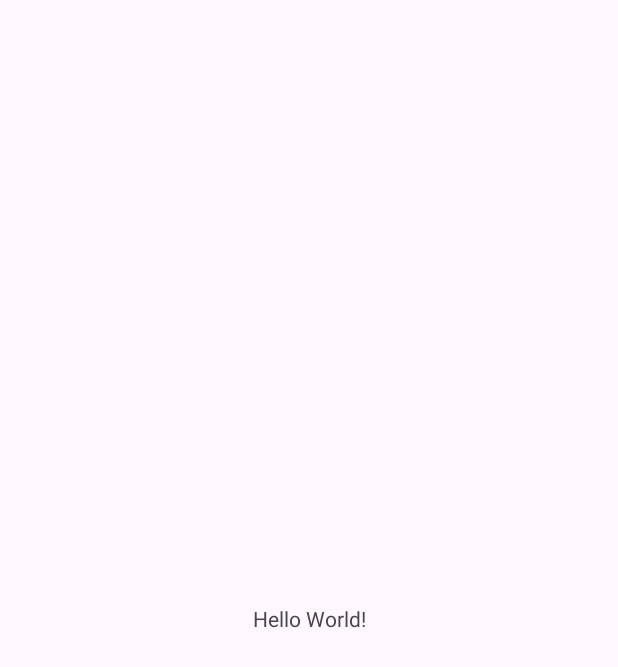
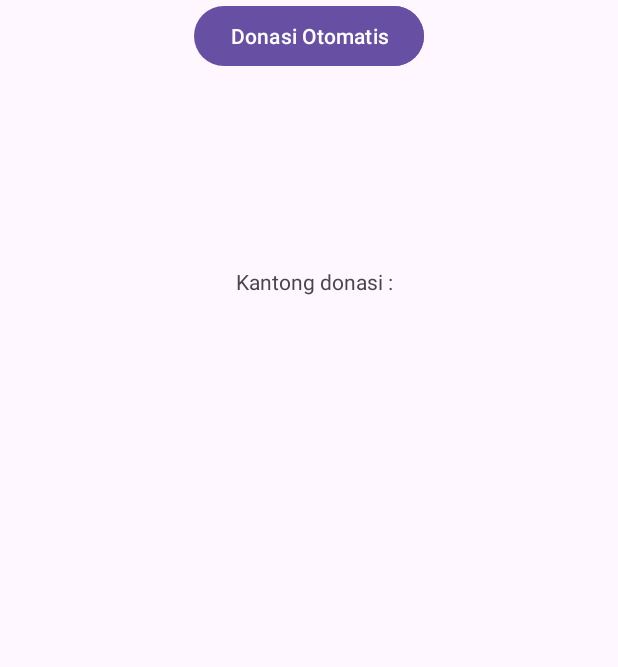
Before and after one commit to anhaki/KitaBisa-Homewidget-Prototype, an Android app: the screen it shows after launch (MainActivity), on a phone screen of 412 x 824 dp. Before the commit the part shown is almost empty. Shown: the top 667 px of the screen. Run offline under Robolectric (Android 15) with nearby library versions, the phone set to English and light mode, and no system bars.

Commit message:
update main xml tes

```diff
--- a/app/src/main/res/layout/activity_main.xml
+++ b/app/src/main/res/layout/activity_main.xml
@@ -7,12 +7,46 @@
     tools:context=".MainActivity">
 
     <TextView
+        android:id="@+id/textView"
         android:layout_width="wrap_content"
         android:layout_height="wrap_content"
-        android:text="Hello World!"
+        android:text="@string/kantong_donasi"
         app:layout_constraintBottom_toBottomOf="parent"
         app:layout_constraintEnd_toEndOf="parent"
+        app:layout_constraintHorizontal_bias="0.511"
         app:layout_constraintStart_toStartOf="parent"
-        app:layout_constraintTop_toTopOf="parent" />
+        app:layout_constraintTop_toTopOf="parent"
+        app:layout_constraintVertical_bias="0.221" />
+
+    <Button
+        android:id="@+id/button"
+        android:layout_width="wrap_content"
+        android:layout_height="wrap_content"
+        android:text="@string/isi_saldo"
+        app:layout_constraintEnd_toEndOf="@+id/textView"
+        app:layout_constraintStart_toStartOf="@+id/textView"
+        tools:layout_editor_absoluteY="195dp"
+        tools:ignore="MissingConstraints" />
+
+    <Button
+        android:id="@+id/button2"
+        android:layout_width="wrap_content"
+        android:layout_height="wrap_content"
+        android:text="@string/riwayat_donasi"
+        app:layout_constraintEnd_toEndOf="@+id/button"
+        app:layout_constraintStart_toStartOf="@+id/button"
+        tools:layout_editor_absoluteY="256dp"
+        tools:ignore="MissingConstraints" />
+
+    <Button
+        android:id="@+id/button3"
+        android:layout_width="wrap_content"
+        android:layout_height="wrap_content"
+        android:text="@string/donasi_otomatis"
+        app:layout_constraintEnd_toEndOf="@+id/button2"
+        app:layout_constraintHorizontal_bias="1.0"
+        app:layout_constraintStart_toStartOf="@+id/button2"
+        tools:layout_editor_absoluteY="319dp"
+        tools:ignore="MissingConstraints" />
 
 </androidx.constraintlayout.widget.ConstraintLayout>
--- a/app/src/main/res/values/strings.xml
+++ b/app/src/main/res/values/strings.xml
@@ -1,3 +1,7 @@
 <resources>
     <string name="app_name">We Can</string>
+    <string name="kantong_donasi">Kantong donasi :</string>
+    <string name="isi_saldo">Isi Saldo</string>
+    <string name="riwayat_donasi">Riwayat Donasi</string>
+    <string name="donasi_otomatis">Donasi Otomatis</string>
 </resources>
```
